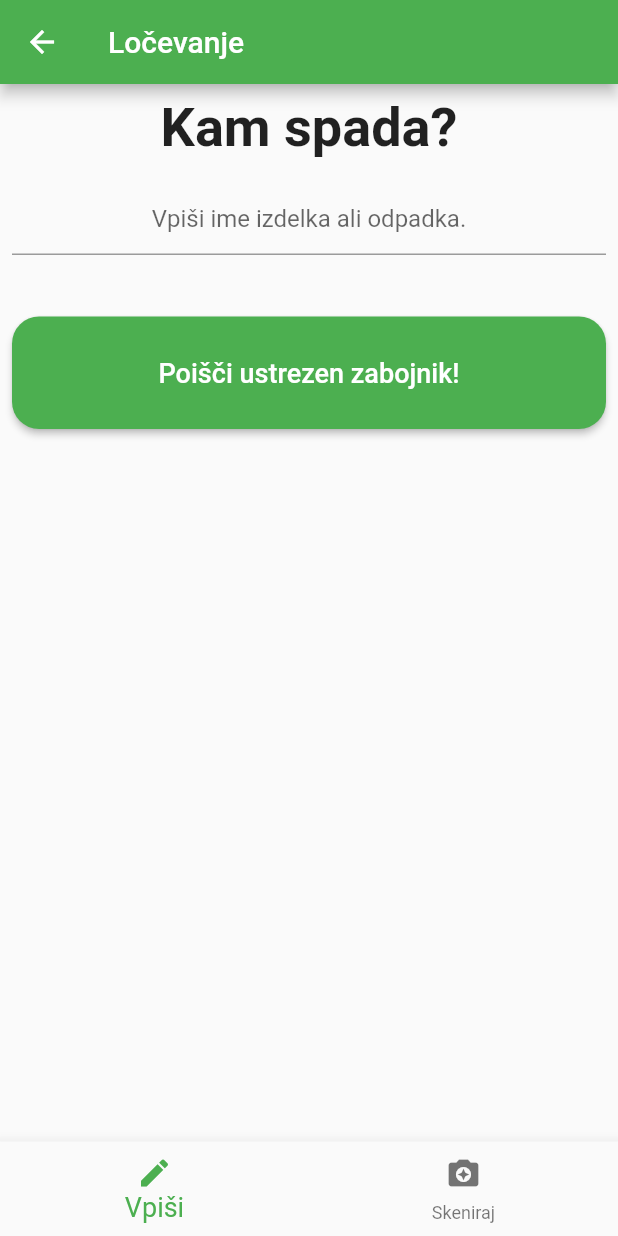
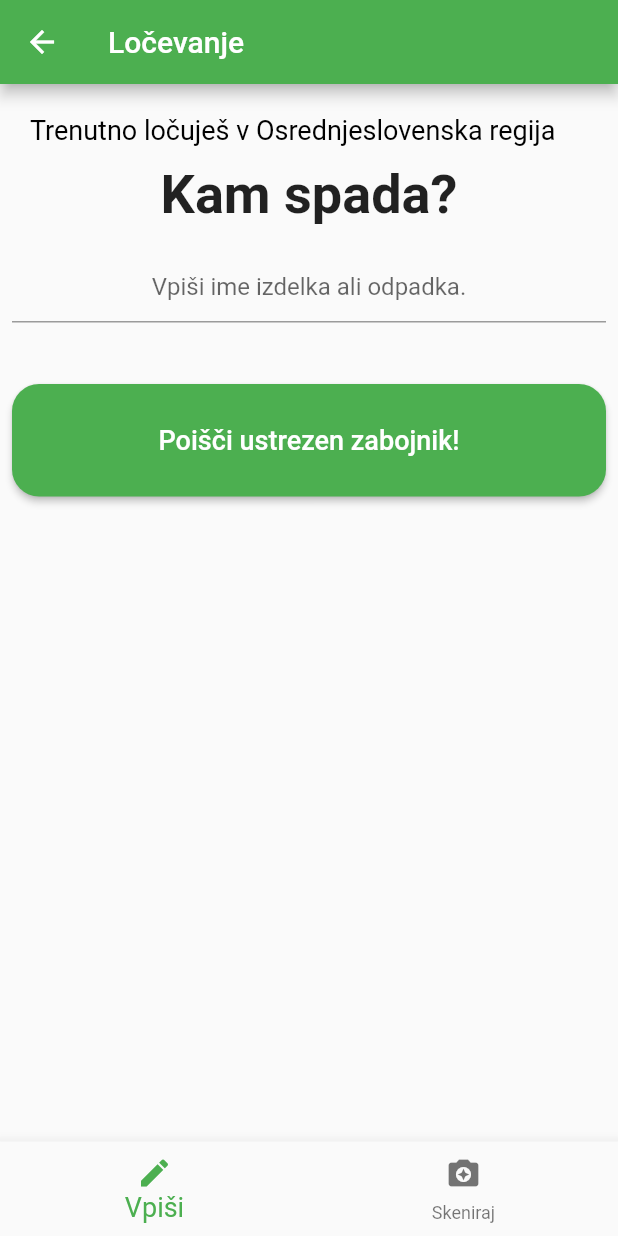
Before and after one commit to SWManagement/FlutterMobileApp, a Flutter app: the Locevanje screen opened directly, on a phone screen of 412 x 824 dp. Run offline on Flutter 3.47's test engine with Material 2 defaults, Android fonts, the phone set to English and light mode, and no system bars; our stand-ins replace shared_preferences; accounts and stored records are empty.

```diff
--- a/lib/Constants.dart
+++ b/lib/Constants.dart
@@ -8,6 +8,8 @@ class Constants{
   static const String Gorenska = "Gorenjska";
   static const String Stajerska = "Štajerska";
   static const String Primorska = "Primorska";
+  // Izbrana regija
+  static String constRegija = regije[0];
 
   static const List<String> regije = <String>[
     Osrednjeslovenska,
--- a/lib/Locevanje.dart
+++ b/lib/Locevanje.dart
@@ -1,4 +1,6 @@
 import 'package:flutter/material.dart';
+import 'package:pametno_z_odpadki/Constants.dart';
+import 'package:shared_preferences/shared_preferences.dart';
 
 
 final _formKey = GlobalKey<FormState>();
@@ -24,12 +26,12 @@ class _Locevanje extends State<Locevanje> {
     Text("skeniraj")
   ];
 
-
   void _onItemTapped(int index){
     setState(() {
       _selectedIndex = index;
     });
   }
+
   @override
   Widget build(BuildContext context) {
     return Scaffold(
@@ -56,10 +58,22 @@ class _Locevanje extends State<Locevanje> {
   }
 }
 
-class Vpisi extends StatelessWidget {
+class Vpisi extends StatefulWidget {
   const Vpisi({
     Key key,
   }) : super(key: key);
+
+  @override
+  _VpisiState createState() => _VpisiState();
+}
+
+class _VpisiState extends State<Vpisi> {
+  String _izbranaRegija = "";
+  @override
+  void initState() {
+    super.initState();
+    _izbranaRegija = Constants.constRegija;
+  }
 
   @override
   Widget build(BuildContext context) {
@@ -72,6 +86,17 @@ class Vpisi extends StatelessWidget {
                       crossAxisAlignment: CrossAxisAlignment.stretch,
                       mainAxisAlignment: MainAxisAlignment.start,
                       children: <Widget>[
+                        Padding(
+                          padding: const EdgeInsets.all(12.0),
+                          child: Text(
+                            "Trenutno ločuješ v $_izbranaRegija regija",
+                            textAlign: TextAlign.start,
+                            style: TextStyle(
+                            fontSize: 18,
+                            color: Colors.black
+                            ),
+                            ),
+                        ),
                         Text("Kam spada?",
                             textAlign: TextAlign.center,
                             overflow: TextOverflow.ellipsis,
--- a/lib/main.dart
+++ b/lib/main.dart
@@ -124,8 +124,10 @@ Future<String> _getRegijaFromSharedPrefs() async {
     SharedPreferences prefs = await SharedPreferences.getInstance();
     String regija = prefs.getString("izbranaRegija");
     if (regija == null){
+      Constants.constRegija = Constants.regije[0];
       return Constants.regije[0];
     }else{
+      Constants.constRegija = regija;
       return regija;
     }
 }
@@ -133,6 +135,7 @@ Future<String> _getRegijaFromSharedPrefs() async {
 Future<void> _spremembaRegije(String regija) async{
     SharedPreferences prefs = await SharedPreferences.getInstance();
     prefs.setString("izbranaRegija", regija);
+    Constants.constRegija = regija;
 }
 
 
```
